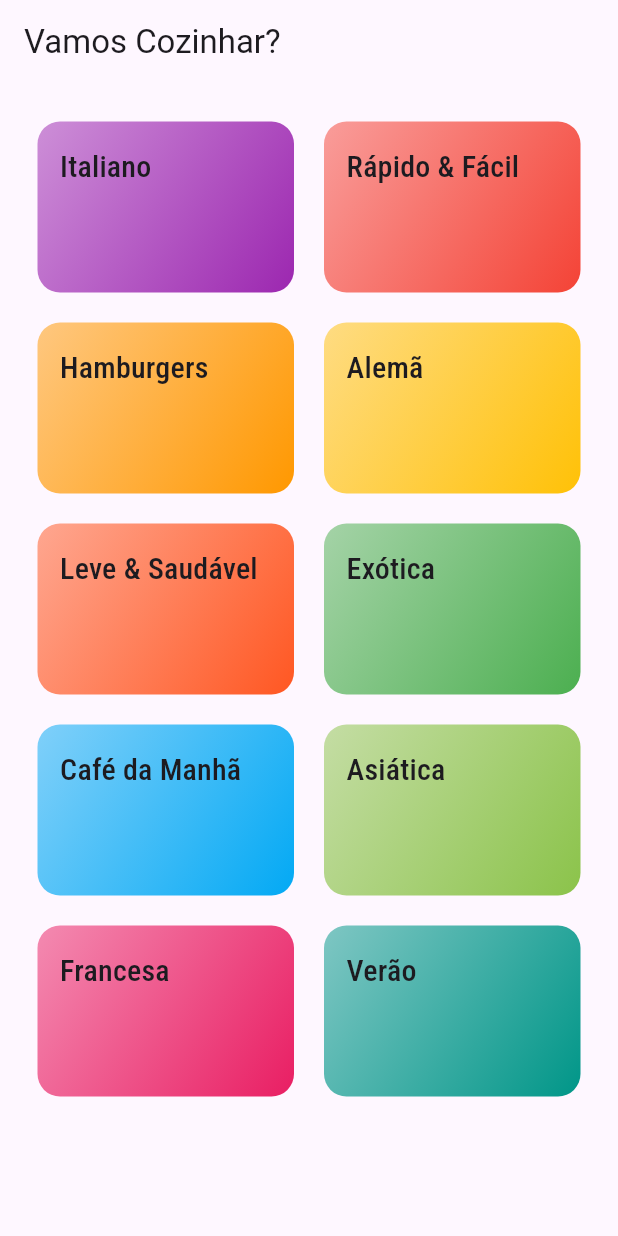
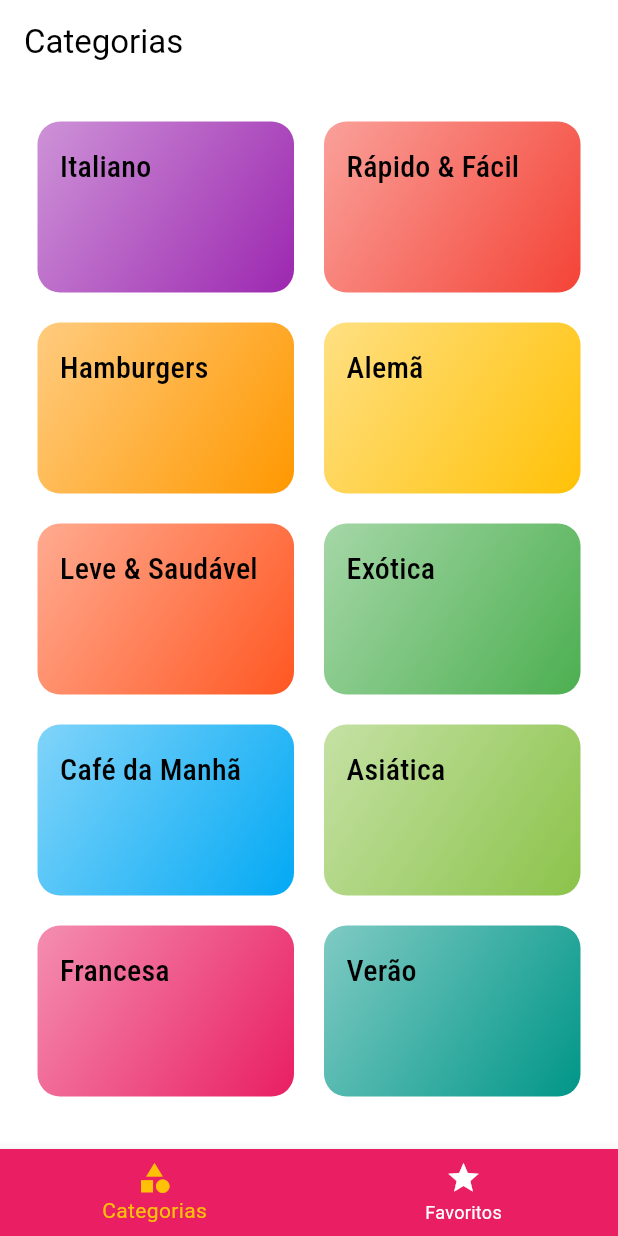
Before and after one commit to PauloHMoreti/curso-flutter-udemy, a Flutter app: the screen it shows after launch, on a phone screen of 412 x 824 dp. Run offline on Flutter 3.47's test engine with Material 3 defaults, Android fonts, the phone set to English and light mode, and no system bars.

```diff
--- a/meals/lib/main.dart
+++ b/meals/lib/main.dart
@@ -1,6 +1,8 @@
 import 'package:flutter/material.dart';
 import 'package:meals/screens/categories_screen.dart';
 import 'screens/categories_meals_screen.dart';
+import 'screens/meal_detail_screen.dart';
+import 'screens/tabs_screen.dart';
 import 'utils/app_routes.dart';
 
 void main() => runApp(MyApp());
@@ -13,7 +15,12 @@ class MyApp extends StatelessWidget {
     return MaterialApp(
       title: 'Vamos Cozinhar?',
       theme: ThemeData(
+        colorScheme: ColorScheme.fromSwatch().copyWith(
+          primary: Colors.pink,
+          secondary: Colors.amber,
+        ),
         canvasColor: Color.fromRGBO(255, 254, 229, 1),
+        cardColor: Colors.amber,
         primarySwatch: Colors.pink,
         fontFamily: "Raleway",
         textTheme: ThemeData.light().textTheme.copyWith(
@@ -21,8 +28,9 @@ class MyApp extends StatelessWidget {
         ),
       ),
       routes: {
-        AppRoutes.home: (_) => CategoriesScreen(),
+        AppRoutes.home: (_) => TabsScreen(),
         AppRoutes.categoriesMeals: (ctx) => CategoriesMealsScreen(),
+        AppRoutes.mealDetail: (ctx) => MealDetailScreen(),
       },
     );
   }
--- a/meals/lib/screens/categories_screen.dart
+++ b/meals/lib/screens/categories_screen.dart
@@ -7,9 +7,7 @@ class CategoriesScreen extends StatelessWidget {
 
   @override
   Widget build(BuildContext context) {
-    return Scaffold(
-      appBar: AppBar(title: Text("Vamos Cozinhar?")),
-      body: GridView(
+    return GridView(
       padding: EdgeInsets.all(25),
       gridDelegate: SliverGridDelegateWithMaxCrossAxisExtent(
         maxCrossAxisExtent: 200,
@@ -20,7 +18,6 @@ class CategoriesScreen extends StatelessWidget {
       children: dummyCategories.map((cat) {
         return CategoryItem(category: cat);
       }).toList(),
-      ),
     );
   }
 }
--- /dev/null
+++ b/meals/lib/screens/tabs_screen.dart
@@ -0,0 +1,49 @@
+import 'package:flutter/material.dart';
+import 'categories_screen.dart';
+import 'favorite_screen.dart';
+
+class TabsScreen extends StatefulWidget {
+  const TabsScreen({super.key});
+
+  @override
+  State<TabsScreen> createState() => _TabsScreenState();
+}
+
+class _TabsScreenState extends State<TabsScreen> {
+  int _selectedScreenIndex = 0;
+
+  final List<Map<String, Object>> _screens = [
+    {"title": "Categorias", "screen": CategoriesScreen()},
+    {"title": "Favoritos", "screen": FavoriteScreen()},
+  ];
+
+  _selectScreen(int idx) {
+    setState(() {
+      _selectedScreenIndex = idx;
+    });
+  }
+
+  @override
+  Widget build(BuildContext context) {
+    return Scaffold(
+      appBar: AppBar(
+        title: Text(_screens[_selectedScreenIndex]['title'] as String),
+      ),
+      body: _screens[_selectedScreenIndex]["screen"] as Widget,
+      bottomNavigationBar: BottomNavigationBar(
+        onTap: _selectScreen,
+        backgroundColor: Theme.of(context).primaryColor,
+        items: [
+          BottomNavigationBarItem(
+            icon: Icon(Icons.category),
+            label: "Categorias",
+          ),
+          BottomNavigationBarItem(icon: Icon(Icons.star), label: "Favoritos"),
+        ],
+        unselectedItemColor: Colors.white,
+        selectedItemColor: Theme.of(context).colorScheme.secondary,
+        currentIndex: _selectedScreenIndex,
+      ),
+    );
+  }
+}
--- a/meals/lib/utils/app_routes.dart
+++ b/meals/lib/utils/app_routes.dart
@@ -1,4 +1,5 @@
 class AppRoutes {
   static const home = "/";
   static const categoriesMeals = "/categories-meals";
+  static const mealDetail = "/meal-detail";
 }
```
Also changed, not shown: meals/lib/components/meal_item.dart (+5 -2 lines), meals/lib/screens/favorite_screen.dart (added, +10 -0 lines), meals/lib/screens/meal_detail_screen.dart (added, +83 -0 lines). Lines whose indentation alone changed are shown as unchanged.
